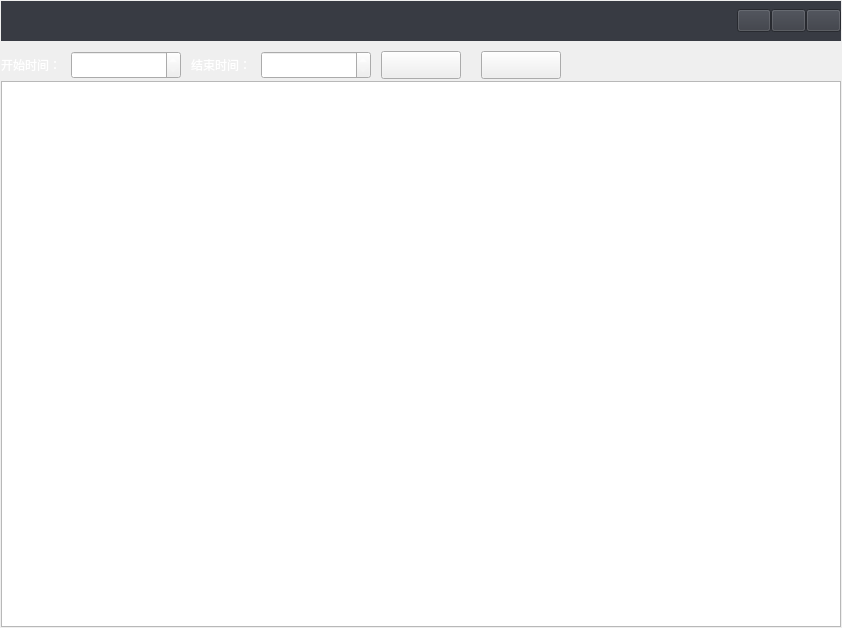
Qt form ChuangfengDesktop/ShareReportManagerQWidget.ui (asdlei99/chuangfengdesktop) before a commit.
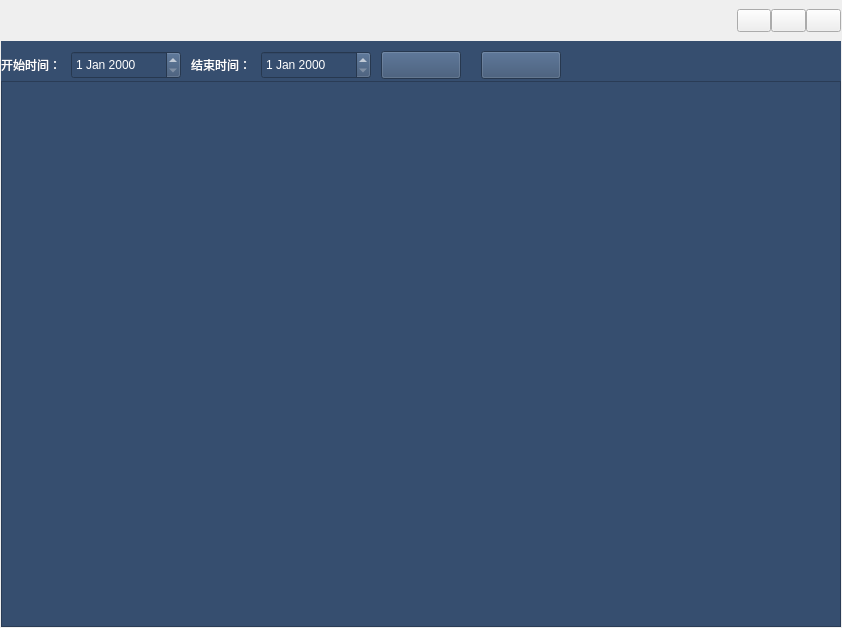
The same form after that commit.

```diff
--- a/ChuangfengDesktop/ShareReportManagerQWidget.ui
+++ b/ChuangfengDesktop/ShareReportManagerQWidget.ui
@@ -44,7 +44,7 @@
       </size>
      </property>
      <property name="styleSheet">
-      <string notr="true">background-color: rgb(56, 59, 67);</string>
+      <string notr="true"/>
      </property>
      <layout class="QHBoxLayout" name="horizontalLayout">
       <property name="spacing">
@@ -131,6 +131,9 @@
        <height>40</height>
       </size>
      </property>
+     <property name="styleSheet">
+      <string notr="true">background-color: rgb(54, 78, 111);</string>
+     </property>
      <widget class="QPushButton" name="share_report_search_btn">
       <property name="geometry">
        <rect>
@@ -175,7 +178,7 @@
        <rect>
         <x>190</x>
         <y>10</y>
-        <width>60</width>
+        <width>65</width>
         <height>28</height>
        </rect>
       </property>
@@ -191,7 +194,7 @@
        <rect>
         <x>0</x>
         <y>10</y>
-        <width>60</width>
+        <width>65</width>
         <height>28</height>
        </rect>
       </property>
@@ -218,7 +221,11 @@
     </widget>
    </item>
    <item>
-    <widget class="QTableView" name="share_report_tableview"/>
+    <widget class="QTableView" name="share_report_tableview">
+     <property name="styleSheet">
+      <string notr="true">background-color: rgb(54, 78, 111);</string>
+     </property>
+    </widget>
    </item>
   </layout>
  </widget>
```
Left out of the diff: 2 changed lines with no effect on the pictures.
